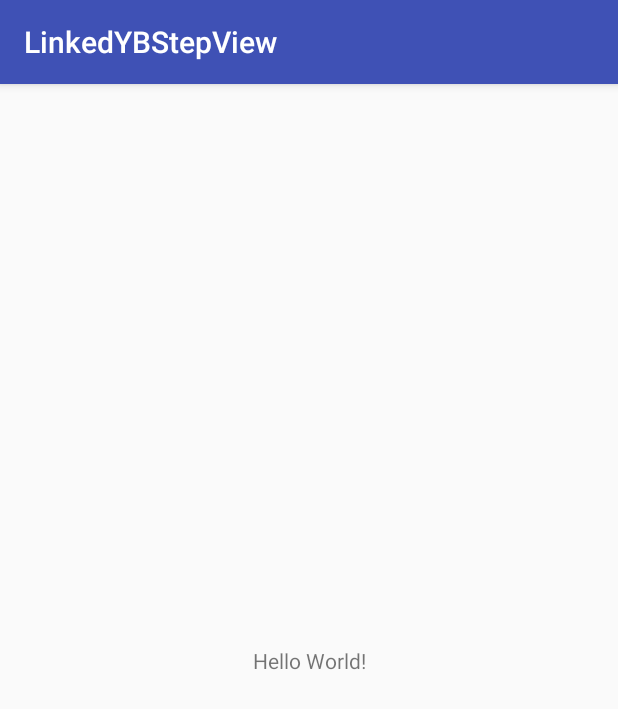
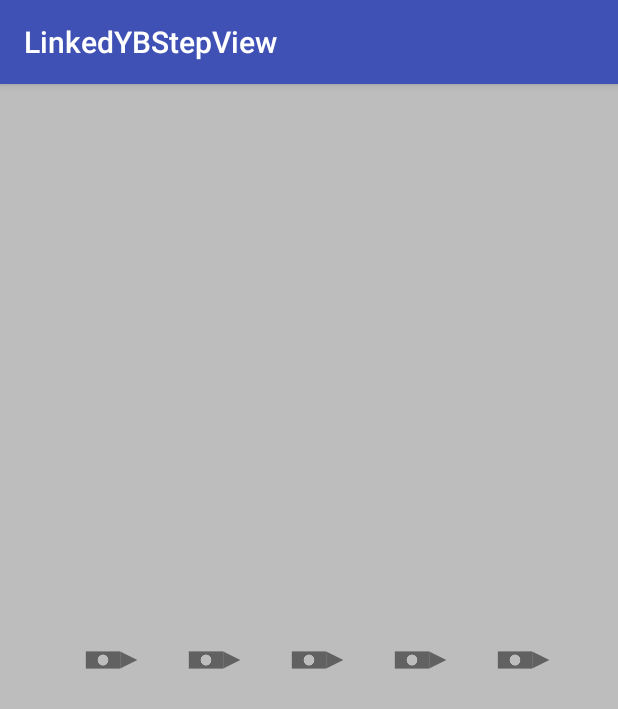
Before and after one commit to Anwesh43/LinkedYBStepView, an Android app: the screen it shows after launch (MainActivity), on a phone screen of 412 x 824 dp. Shown: the top 709 px of the screen. Run offline under Robolectric (Android 15) with nearby library versions, the phone set to English and light mode, and no system bars.

```diff
--- a/app/build.gradle
+++ b/app/build.gradle
@@ -27,6 +27,7 @@ dependencies {
     androidTestImplementation 'com.android.support.test:runner:1.0.1'
     androidTestImplementation 'com.android.support.test.espresso:espresso-core:3.0.1'
     compile "org.jetbrains.kotlin:kotlin-stdlib-jre7:$kotlin_version"
+    compile project(":ybstepview")
 }
 repositories {
     mavenCentral()
--- a/app/src/main/java/com/anwesh/uiprojects/linkedybstepview/MainActivity.kt
+++ b/app/src/main/java/com/anwesh/uiprojects/linkedybstepview/MainActivity.kt
@@ -2,11 +2,12 @@ package com.anwesh.uiprojects.linkedybstepview
 
 import android.support.v7.app.AppCompatActivity
 import android.os.Bundle
+import com.anwesh.uiprojects.ybstepview.YBStepView
 
 class MainActivity : AppCompatActivity() {
 
     override fun onCreate(savedInstanceState: Bundle?) {
         super.onCreate(savedInstanceState)
-        setContentView(R.layout.activity_main)
+        YBStepView.create(this)
     }
 }
```
